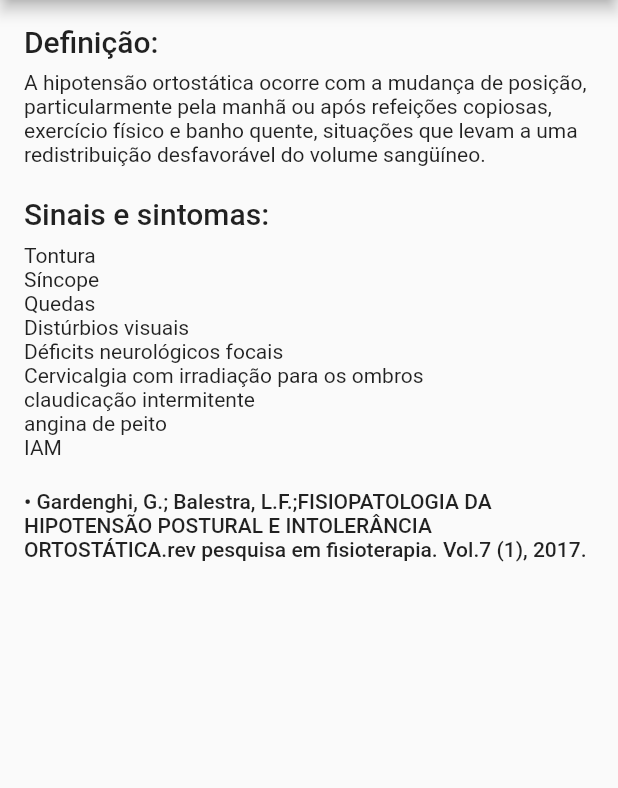
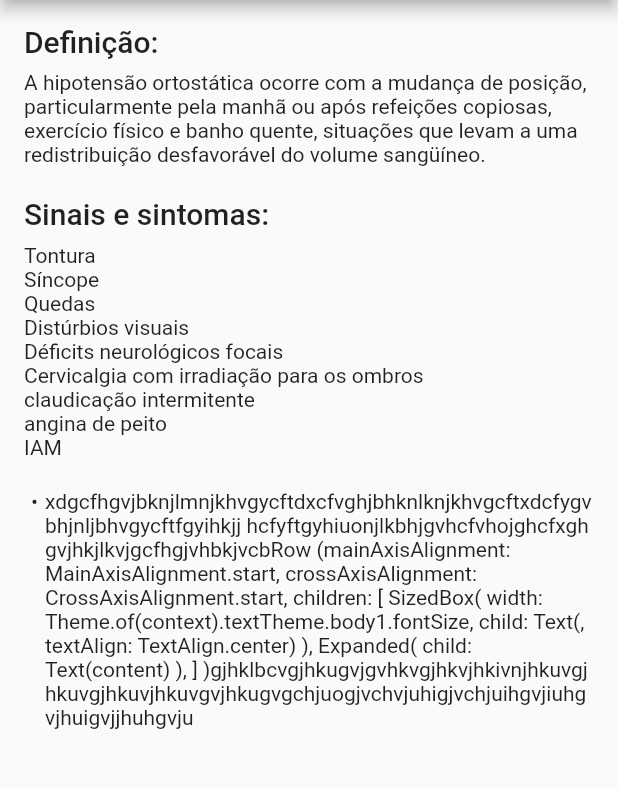
Before and after one commit to Red-Ovenbirds/taiper, a Flutter app: the screen it shows after launch, on a phone screen of 412 x 824 dp, the part 84-872 px from its top. Run offline on Flutter 3.47's test engine with Material 2 defaults, Android fonts, the phone set to English and light mode, and no system bars.

Commit message:
fix text-ref layout #29

```diff
--- a/examples/development_app/lib/main.dart
+++ b/examples/development_app/lib/main.dart
@@ -44,7 +44,7 @@ class MyHomePage extends StatelessWidget {
       value: "Tontura\nSíncope\nQuedas\nDistúrbios visuais\nDéficits neurológicos focais\nCervicalgia com irradiação para os ombros\nclaudicação intermitente\nangina de peito\nIAM",
       type:"text/body"),
     ClayblockData(
-      value:"Gardenghi, G.; Balestra, L.F.;FISIOPATOLOGIA DA HIPOTENSÃO POSTURAL E INTOLERÂNCIA ORTOSTÁTICA.rev pesquisa em fisioterapia. Vol.7 (1), 2017.",
+      value:"xdgcfhgvjbknjlmnjkhvgycftdxcfvghjbhknlknjkhvgcftxdcfygvbhjnljbhvgycftfgyihkjj hcfyftgyhiuonjlkbhjgvhcfvhojghcfxghgvjhkjlkvjgcfhgjvhbkjvcbRow (mainAxisAlignment: MainAxisAlignment.start, crossAxisAlignment: CrossAxisAlignment.start, children: [ SizedBox( width: Theme.of(context).textTheme.body1.fontSize, child: Text(, textAlign: TextAlign.center) ), Expanded( child: Text(content) ), ] )gjhklbcvgjhkugvjgvhkvgjhkvjhkivnjhkuvgjhkuvgjhkuvjhkuvgvjhkugvgchjuogjvchvjuhigjvchjuihgvjiuhgvjhuigvjjhuhgvju",
       type:"text/ref" )
   ];
 }
--- a/lib/src/clayblocks/text.dart
+++ b/lib/src/clayblocks/text.dart
@@ -22,22 +22,52 @@ class TextClayblock extends Clayblock {
     }
   }
 
+  Widget buildBodyText(BuildContext context) {
+    componentStyle.add(Theme.of(context).textTheme.body1);
+    return Text(content, style: componentStyle.first);
+  }
+
+
+  Widget buildTitleText(BuildContext context) {
+    componentStyle.add(Theme.of(context).textTheme.title);
+    return Text(content, style: componentStyle.first);
+  }
+
+  Widget buildULItem(BuildContext context) {
+    return Row(mainAxisAlignment: MainAxisAlignment.start,
+      crossAxisAlignment: CrossAxisAlignment.start,
+        children:
+        [
+          Container(
+            child: Text("•", textAlign: TextAlign.center),
+            width: Theme.of(context).textTheme.body1.fontSize,
+          ),
+          Expanded(
+            child: Text(content)
+          ),
+        ]
+      );
+  }
+
+
   @override
   Widget build(BuildContext context) {
+    Widget w;
     switch (type) {
       case TextClayblockType.body:
-        componentStyle.add(Theme.of(context).textTheme.body1);
+        w = buildBodyText(context);
         break;
       case TextClayblockType.title:
-        componentStyle.add(Theme.of(context).textTheme.title);
+        w = buildTitleText(context);
         break;
       case TextClayblockType.ref:
-        componentStyle.add(Theme.of(context).textTheme.body2);
+        w = buildULItem(context);
+        break;
+      default: {
+        w = buildBodyText(context);
+      }
     }
-
-    final displayText = type != TextClayblockType.ref ? content : '\u2022 ' + content;
-
-    return Text(displayText, style: componentStyle[0]);
+    return w;
   }
 }
 
```
